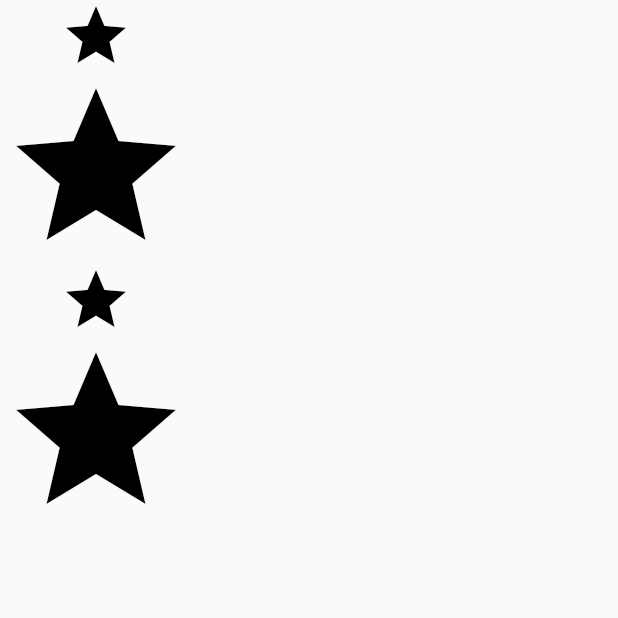
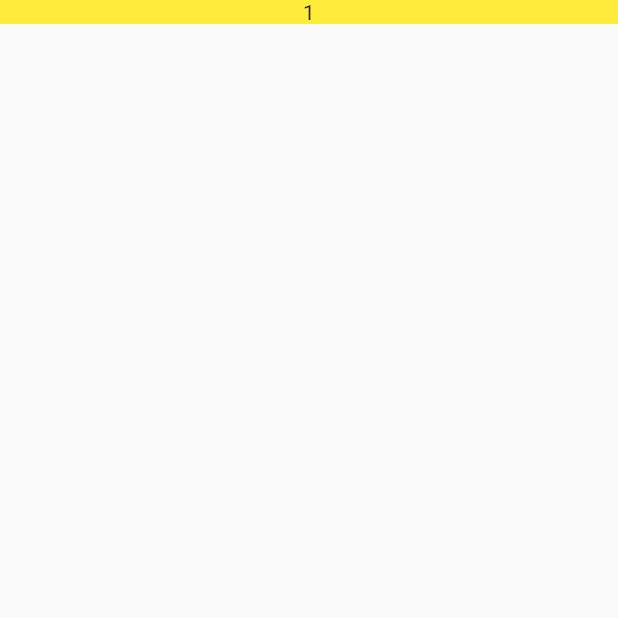
Before and after one commit to keyvanarasteh/flutter51, a Flutter app: the screen it shows after launch, on a phone screen of 412 x 824 dp, the top half of it. Run offline on Flutter 3.47's test engine with Material 2 defaults, Android fonts, the phone set to English and light mode, and no system bars.

Commit message:
Row Start

```diff
--- a/ouruxkit/lib/home_screen.dart
+++ b/ouruxkit/lib/home_screen.dart
@@ -5,29 +5,17 @@ class HomeScreen extends StatelessWidget {
 
   @override
   Widget build(BuildContext context) {
-    return Column(
-      children: const [
-        Icon(
-          Icons.star,
-          color: Colors.black,
-          size: 48,
-        ),
-        Icon(
-          Icons.star,
-          color: Colors.black,
-          size: 128,
-        ),
-        Icon(
-          Icons.star,
-          color: Colors.black,
-          size: 48,
-        ),
-        Icon(
-          Icons.star,
-          color: Colors.black,
-          size: 128,
-        ),
-      ],
+    return Container(
+      decoration: BoxDecoration(
+        color: Colors.yellow,
+      ),
+      child: Row(
+        mainAxisAlignment: MainAxisAlignment.spaceAround,
+        crossAxisAlignment: CrossAxisAlignment.center,
+        children: const [
+          Text('1'),
+        ],
+      ),
     );
   }
 }
```
